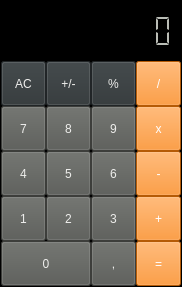
Old version of the form src/ui/qt/forms/qt_calculator.ui in the repository lucassaporetti/qt-calculator.
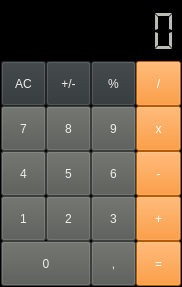
New version of the form.

What changed in the file:
```diff
--- a/src/ui/qt/forms/qt_calculator.ui
+++ b/src/ui/qt/forms/qt_calculator.ui
@@ -10,6 +10,18 @@
     <height>287</height>
    </rect>
   </property>
+  <property name="minimumSize">
+   <size>
+    <width>182</width>
+    <height>287</height>
+   </size>
+  </property>
+  <property name="maximumSize">
+   <size>
+    <width>182</width>
+    <height>287</height>
+   </size>
+  </property>
   <property name="windowTitle">
    <string>Calculator</string>
   </property>
@@ -62,7 +74,7 @@
        <widget class="QLCDNumber" name="lcdDisplay">
         <property name="minimumSize">
          <size>
-          <width>0</width>
+          <width>180</width>
           <height>60</height>
          </size>
         </property>
@@ -84,7 +96,7 @@
          <number>0</number>
         </property>
         <property name="digitCount">
-         <number>10</number>
+         <number>8</number>
         </property>
         <property name="segmentStyle">
          <enum>QLCDNumber::Flat</enum>
```
Left out of the diff: 38 changed lines with no effect on the pictures.
